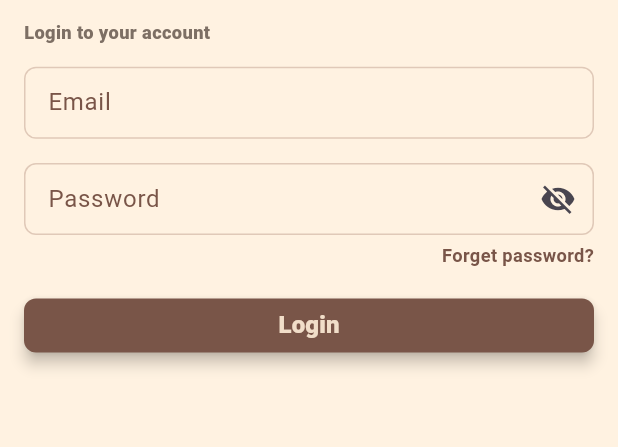
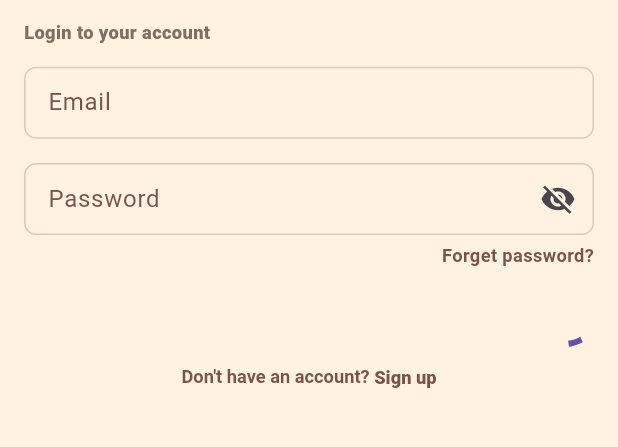
Before and after one commit to ahmedkamel237/BookStore, a Flutter app: the screen it shows after launch, on a phone screen of 412 x 824 dp, the part 162-609 px from its top. Run offline on Flutter 3.47's test engine with Material 3 defaults, Android fonts, the light colour scheme and no system bars; our stand-ins replace equatable, firebase_auth, firebase_core, flutter_bloc, flutter_screenutil, get_it; accounts and stored records are empty.

Commit message:
add firebase auth . add injector .

```diff
--- /dev/null
+++ b/lib/auth/domain/models/login_input_model.dart
@@ -0,0 +1,11 @@
+import 'package:equatable/equatable.dart';
+
+class LoginInputModel extends Equatable {
+  const LoginInputModel({required this.email, required this.password});
+
+  final String email;
+  final String password;
+
+  @override
+  List<Object?> get props => [email, password];
+}
--- /dev/null
+++ b/lib/auth/domain/reposatory/authintacation_reposatory.dart
@@ -0,0 +1,6 @@
+import 'package:stor_app/auth/domain/models/login_input_model.dart';
+
+abstract class AuthRepository {
+
+  Future<void> login({required LoginInputModel loginInputModel});
+}
--- /dev/null
+++ b/lib/auth/domain/usecases/login_use_case.dart
@@ -0,0 +1,12 @@
+import 'package:stor_app/auth/domain/models/login_input_model.dart';
+import 'package:stor_app/auth/domain/reposatory/authintacation_reposatory.dart';
+
+class LoginUseCase {
+  LoginUseCase(this._authRepository);
+
+  final AuthRepository _authRepository;
+
+  Future<void> execute({required LoginInputModel loginInputModel}) async {
+    await _authRepository.login(loginInputModel: loginInputModel);
+  }
+}
--- a/lib/auth/login/ui/login_page.dart
+++ /dev/null
@@ -1,90 +0,0 @@
-import 'package:flutter/material.dart';
-import 'package:flutter_screenutil/flutter_screenutil.dart';
-import 'package:stor_app/packeges/app_materials/material.dart';
-import 'package:stor_app/packeges/utils/material.dart';
-import 'package:stor_app/packeges/utils/src/dimensions/padding_dimensions.dart';
-
-class LoginPage extends StatefulWidget {
-  const LoginPage({super.key});
-
-  static const routeName = '/LoginPage';
-
-  @override
-  State<LoginPage> createState() => _LoginPageState();
-}
-
-class _LoginPageState extends State<LoginPage> {
-  final _formKey = GlobalKey<FormState>();
-  final bool _obscureText = true;
-  @override
-  Widget build(BuildContext context) {
-    return Scaffold(
-      appBar: AppBar(),
-      body: Padding(
-        padding: const EdgeInsets.symmetric(
-          horizontal: PaddingDimensions.pagePadding,
-        ),
-        child: Column(
-          crossAxisAlignment: CrossAxisAlignment.start,
-          children: [
-            Text(
-              'Welcome Back to the\nBook Store!',
-              style: TextStyles.extraBold(
-                textColor: AppColor.brown,
-                height: 1.3,
-                fontSize: Dimensions.xLarge.sp,
-              ),
-            ),
-            SizedBox(height: PaddingDimensions.large.h),
-            Text(
-              'Login to your account',
-              style: TextStyles.extraBold(
-                textColor: AppColor.darkBrown,
-                fontSize: Dimensions.medium.sp,
-              ),
-            ),
-            Form(
-              key: _formKey,
-              onChanged: () {
-                _formKey.currentState?.validate();
-                setState(() {});
-              },
-              child: Column(
-                crossAxisAlignment: CrossAxisAlignment.end,
-                children: [
-                  SizedBox(height: PaddingDimensions.large.h),
-                  const AppTextFormField(
-                    hintText: 'example@gmail.com',
-                    labelText: 'Email',
-                  ),
-                  SizedBox(height: PaddingDimensions.large.h),
-                   AppTextFormField(
-                    hintText: '**********',
-                    labelText: 'Password',
-                    obscureText: _obscureText,
-                  ),
-                  SizedBox(height: PaddingDimensions.normal.h),
-                  Text(
-                    'Forget password?',
-                    style: TextStyles.bold(
-                      fontSize: Dimensions.medium.sp,
-                      textColor: AppColor.brown,
-                    ),
-                  ),
-                  SizedBox(height: PaddingDimensions.large.h),
-                  SizedBox(
-                    width: double.infinity,
-                    child: AppMaterialButton(
-                      onPressed: () {},
-                      buttonText: 'Login',
-                    ),
-                  ),
-                ],
-              ),
-            ),
-          ],
-        ),
-      ),
-    );
-  }
-}
--- /dev/null
+++ b/lib/auth/ui/login/login_cubit.dart
@@ -0,0 +1,27 @@
+import 'package:flutter_bloc/flutter_bloc.dart';
+import 'package:stor_app/auth/domain/models/login_input_model.dart';
+import 'package:stor_app/auth/domain/usecases/login_use_case.dart';
+import 'package:stor_app/auth/ui/login/login_state.dart';
+import 'package:stor_app/common/base/app_injector.dart';
+
+class LoginCubit extends Cubit<LoginState> {
+  LoginCubit() : super(LoginInitial()) {
+    _loadUseCases();
+  }
+
+  late final LoginUseCase _loginUseCase;
+
+  void _loadUseCases() {
+    _loginUseCase = injector();
+  }
+
+  Future<void> login({required LoginInputModel loginInputModel}) async {
+    emit(LoginLoading());
+    try {
+      await _loginUseCase.execute(loginInputModel: loginInputModel);
+      emit(LoginSuccess());
+    } catch (e) {
+      emit(LoginError(error: e.toString()));
+    }
+  }
+}
--- /dev/null
+++ b/lib/auth/ui/login/login_page.dart
@@ -0,0 +1,62 @@
+import 'package:flutter/material.dart';
+import 'package:flutter_bloc/flutter_bloc.dart';
+import 'package:flutter_screenutil/flutter_screenutil.dart';
+import 'package:stor_app/auth/ui/login/login_cubit.dart';
+import 'package:stor_app/auth/ui/login/widgets/login_form.dart';
+import 'package:stor_app/packeges/utils/material.dart';
+import 'package:stor_app/packeges/utils/src/dimensions/padding_dimensions.dart';
+
+
+class LoginPage extends StatelessWidget {
+  const LoginPage({super.key});
+  static const routeName = '/LoginPage';
+
+  @override
+  Widget build(BuildContext context) {
+    return BlocProvider(
+      create: (context) => LoginCubit(),
+      child: const _LoginBody(),
+    );
+  }
+}
+
+class _LoginBody extends StatelessWidget {
+  const _LoginBody();
+
+
+  @override
+  Widget build(BuildContext context) {
+    return Scaffold(
+      appBar: AppBar(),
+      body: Padding(
+        padding: const EdgeInsets.symmetric(
+          horizontal: PaddingDimensions.pagePadding,
+        ),
+        child: SingleChildScrollView(
+          child: Column(
+            crossAxisAlignment: CrossAxisAlignment.start,
+            children: [
+              Text(
+                'Welcome Back to the\nBook Store!',
+                style: TextStyles.extraBold(
+                  textColor: AppColor.brown,
+                  height: 1.3,
+                  fontSize: Dimensions.xLarge.sp,
+                ),
+              ),
+              SizedBox(height: PaddingDimensions.large.h),
+              Text(
+                'Login to your account',
+                style: TextStyles.extraBold(
+                  textColor: AppColor.darkBrown,
+                  fontSize: Dimensions.medium.sp,
+                ),
+              ),
+              const LoginForm(),
+            ],
+          ),
+        ),
+      ),
+    );
+  }
+}
--- /dev/null
+++ b/lib/auth/ui/login/login_state.dart
@@ -0,0 +1,13 @@
+
+abstract class LoginState {}
+
+class LoginInitial extends LoginState {}
+
+class LoginLoading extends LoginState {}
+
+class LoginSuccess extends LoginState {}
+
+class LoginError extends LoginState {
+  LoginError({required this.error});
+  final String error;
+}
--- /dev/null
+++ b/lib/auth/ui/login/widgets/login_form.dart
@@ -0,0 +1,155 @@
+import 'package:flutter/material.dart';
+import 'package:flutter_bloc/flutter_bloc.dart';
+import 'package:flutter_screenutil/flutter_screenutil.dart';
+import 'package:stor_app/auth/domain/models/login_input_model.dart';
+import 'package:stor_app/auth/ui/login/login_cubit.dart';
+import 'package:stor_app/auth/ui/login/login_state.dart';
+import 'package:stor_app/packeges/app_materials/material.dart';
+import 'package:stor_app/packeges/utils/material.dart';
+import 'package:stor_app/packeges/utils/src/dimensions/padding_dimensions.dart';
+
+class LoginForm extends StatefulWidget {
+  const LoginForm({super.key});
+
+  @override
+  State<LoginForm> createState() => _LoginFormState();
+}
+
+class _LoginFormState extends State<LoginForm> {
+  final _formKey = GlobalKey<FormState>();
+  final TextEditingController _emailController = TextEditingController();
+  final TextEditingController _passwordController = TextEditingController();
+  final bool _obscureText = true;
+  bool _isButtonEnabled = false;
+
+  @override
+  Widget build(BuildContext context) {
+    return Form(
+      key: _formKey,
+      onChanged: _isButtonEnabledPressed,
+      child: BlocConsumer<LoginCubit, LoginState>(
+        listener: (context, state) {
+          if (state is LoginSuccess) {
+            print("Success to login");
+          } else if (state is LoginError) {
+            print(state.error);
+          } else {
+            print("Loading");
+          }
+        },
+        builder: (context, state) {
+          return Column(
+            crossAxisAlignment: CrossAxisAlignment.end,
+            children: [
+              SizedBox(height: PaddingDimensions.large.h),
+              AppTextFormField(
+                autovalidateMode: AutovalidateMode.onUserInteraction,
+                hintText: 'example@gmail.com',
+                labelText: 'Email',
+                controller: _emailController,
+                validator: (value) {
+                  if (value!.isEmpty) {
+                    return 'Please enter a valid email';
+                  }
+                  return null;
+                },
+              ),
+              SizedBox(height: PaddingDimensions.large.h),
+              AppTextFormField(
+                hintText: '**********',
+                autovalidateMode: AutovalidateMode.onUserInteraction,
+                labelText: 'Password',
+                obscureText: _obscureText,
+                controller: _passwordController,
+                validator: (value) {
+                  if (value!.isEmpty && value.length > 6) {
+                    return 'Please enter your password';
+                  }
+                  return null;
+                },
+              ),
+              SizedBox(height: PaddingDimensions.normal.h),
+              Text(
+                'Forget password?',
+                style: TextStyles.bold(
+                  fontSize: Dimensions.medium.sp,
+                  textColor: AppColor.brown,
+                ),
+              ),
+              SizedBox(height: PaddingDimensions.large.h),
+              if (state is LoginSuccess) SizedBox(
+                width: double.infinity,
+                child: AppMaterialButton(
+                  onPressed: _isButtonEnabled ? _loginFun : null,
+                  buttonText: 'Login',
+                ),
+              ) else const CircularProgressIndicator(),
+              SizedBox(height: PaddingDimensions.large.h),
+              Center(
+                child: RichText(
+                  textAlign: TextAlign.center,
+                  text: TextSpan(
+                    children: [
+                      TextSpan(
+                        text: "Don't have an account? ",
+                        style: TextStyles.bold(
+                          fontSize: Dimensions.medium.sp,
+                          textColor: AppColor.brown,
+                        ),
+                      ),
+                      WidgetSpan(
+                        child: InkWell(
+                          onTap: () {},
+                          child: RichText(
+                            text: TextSpan(
+                              text: 'Sign up',
+                              style: TextStyles.extraBold(
+                                fontSize: Dimensions.medium.sp,
+                                textColor: AppColor.brown,
+                              ),
+                            ),
+                          ),
+                        ),
+                      ),
+                    ],
+                  ),
+                ),
+              ),
+            ],
+          );
+        },
+      ),
+    );
+  }
+
+  void _isButtonEnabledPressed() {
+    if (_emailController.text.isEmpty || _passwordController.text.isEmpty) {
+      _isButtonEnabled = false;
+      setState(() {});
+    } else {
+      _isButtonEnabled = true;
+      setState(() {});
+    }
+    setState(() {});
+  }
+
+  @override
+  void dispose() {
+    _emailController.dispose();
+    _passwordController.dispose();
+    super.dispose();
+  }
+
+  void _loginFun() {
+    FocusScope.of(context).unfocus();
+    final isValidate = _formKey.currentState?.validate() ?? false;
+    if (isValidate) {
+      BlocProvider.of<LoginCubit>(context).login(
+        loginInputModel: LoginInputModel(
+          email: _emailController.text,
+          password: _passwordController.text,
+        ),
+      );
+    }
+  }
+}
--- a/lib/builder_screen.dart
+++ b/lib/builder_screen.dart
@@ -1,5 +1,5 @@
 import 'package:flutter/material.dart';
-import 'package:stor_app/auth/login/ui/login_page.dart';
+import 'package:stor_app/auth/ui/login/login_page.dart';
 import 'package:stor_app/host_page.dart';
 
 class BuilderScreen extends StatelessWidget {
--- a/lib/main.dart
+++ b/lib/main.dart
@@ -2,11 +2,13 @@ import 'package:firebase_core/firebase_core.dart';
 import 'package:flutter/material.dart';
 import 'package:flutter_screenutil/flutter_screenutil.dart';
 import 'package:stor_app/app.dart';
+import 'package:stor_app/common/base/app_injector.dart';
 import 'package:stor_app/firebase_options.dart';
 
 void main() async {
   WidgetsFlutterBinding.ensureInitialized();
   await ScreenUtil.ensureScreenSize();
   await Firebase.initializeApp(options: DefaultFirebaseOptions.currentPlatform);
+  await setUpGetIt();
   runApp(const MyApp());
 }
--- a/lib/packeges/app_materials/src/app_text_form/app_text_form_filed.dart
+++ b/lib/packeges/app_materials/src/app_text_form/app_text_form_filed.dart
@@ -16,6 +16,7 @@ class AppTextFormField extends StatefulWidget {
     this.maxLines,
     this.obscureText = false,
     this.inputFormatters,
+    this.autovalidateMode,
   });
 
   final void Function(String)? onChanged;
@@ -31,6 +32,7 @@ class AppTextFormField extends StatefulWidget {
   final int? maxLines;
   final bool obscureText;
   final List<TextInputFormatter>? inputFormatters;
+  final AutovalidateMode? autovalidateMode;
 
   @override
   State<AppTextFormField> createState() => _AppTextFormFieldState();
@@ -51,6 +53,7 @@ class _AppTextFormFieldState extends State<AppTextFormField> {
       onChanged: widget.onChanged,
       maxLines: widget.maxLines ?? 1,
       obscureText: obscureText,cursorColor: AppColor.brown,
+      autovalidateMode: widget.autovalidateMode,
       decoration: widget.decoration ??
           InputDecoration(
             labelStyle: TextStyles.regular(
```
Also changed, not shown: lib/auth/data/reposatory/authintacation_repository_imp.dart (added, +21 -0 lines), lib/auth/di/auth_di.dart (added, +16 -0 lines), lib/common/base/app_injector.dart (added, +12 -0 lines), pubspec.yaml (+12 -2 lines), lib/firebase_options.dart, pubspec.lock, 5 other files.
